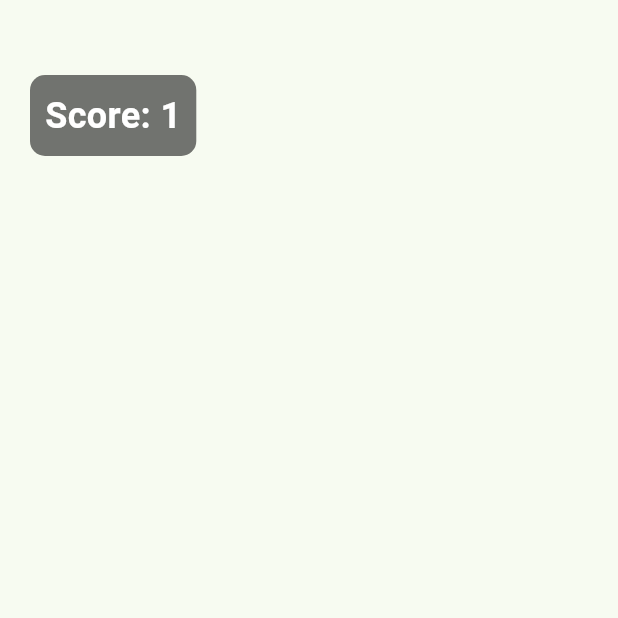
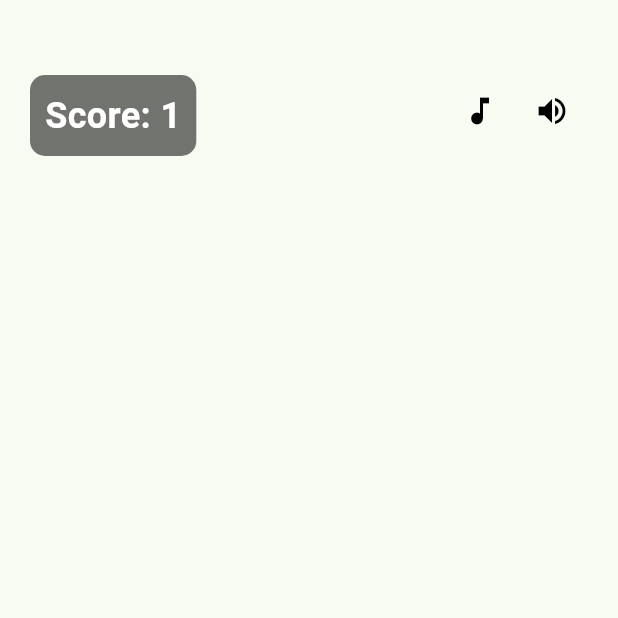
Before and after one commit to agrahafiz13/fruit_catcher_game_s6_1123150025, a Flutter app: the screen it shows after launch, on a phone screen of 412 x 824 dp, the top half of it. Run offline on Flutter 3.47's test engine with Material 3 defaults, Android fonts, the phone set to English and light mode, and no system bars.

Commit message:
tambahkan icon button

```diff
--- a/lib/main.dart
+++ b/lib/main.dart
@@ -47,7 +47,6 @@ class _GameScreenState extends State<GameScreen> {
                 color: Colors.black54,
                 borderRadius: BorderRadius.circular(10),
               ),
-
               child: const Text(
                 'Score: 1',
                 style: TextStyle(
@@ -56,8 +55,24 @@ class _GameScreenState extends State<GameScreen> {
                   fontWeight: FontWeight.bold,
                 ),
               ),
-            ), //Container
-          ), // Positioned
+            ),
+          ),
+          Positioned(
+            top: 50,
+            right: 20,
+            child: Row(
+              children: [
+                IconButton(
+                  icon: const Icon(Icons.music_note, color: Colors.black),
+                  onPressed: () {},
+                ),
+                IconButton(
+                  icon: const Icon(Icons.volume_up, color: Colors.black),
+                  onPressed: () {},
+                ),
+              ],
+            ),
+          ),
         ],
       ),
     );
```
